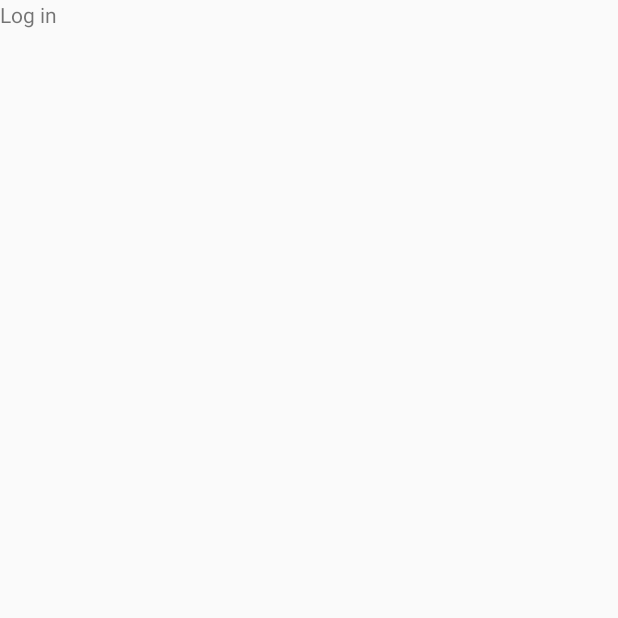
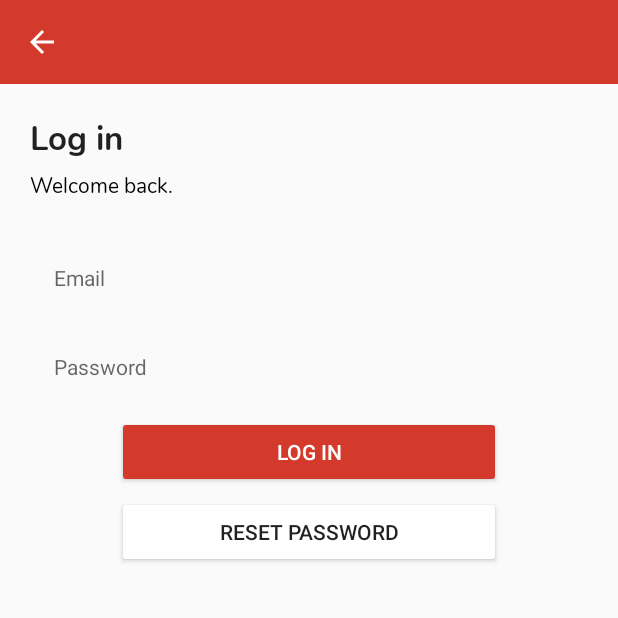
Before and after one commit to lazyvar/gym-rats-android, an Android app: the LoginFragment screen opened through its navigation route, on a phone screen of 412 x 824 dp, the top half of it. Before the commit the part shown is almost empty. Run offline under Robolectric (Android 15) with nearby library versions, the light colour scheme and no system bars; our stand-ins replace data binding.

Commit message:
login layout

```diff
--- a/app/src/main/java/com/hasz/gymrats/app/fragment/LoginFragment.kt
+++ b/app/src/main/java/com/hasz/gymrats/app/fragment/LoginFragment.kt
@@ -5,7 +5,9 @@ import androidx.fragment.app.Fragment
 import android.view.LayoutInflater
 import android.view.View
 import android.view.ViewGroup
+import android.widget.Toast
 import androidx.databinding.DataBindingUtil
+import androidx.navigation.fragment.findNavController
 
 import com.hasz.gymrats.app.R
 import com.hasz.gymrats.app.databinding.FragmentLogInBinding
@@ -18,7 +20,13 @@ class LoginFragment: Fragment() {
     return DataBindingUtil.inflate<FragmentLogInBinding>(
       inflater, R.layout.fragment_log_in, container, false
     ).apply {
+      toolbar.setNavigationOnClickListener {
+        findNavController().popBackStack()
+      }
 
+      loginButton.setOnClickListener {
+
+      }
     }.root
   }
 }
--- a/app/src/main/res/layout/fragment_log_in.xml
+++ b/app/src/main/res/layout/fragment_log_in.xml
@@ -1,15 +1,112 @@
 <?xml version="1.0" encoding="utf-8"?>
-<layout xmlns:android="http://schemas.android.com/apk/res/android">
-    <LinearLayout
+<layout xmlns:tools="http://schemas.android.com/tools"
+    xmlns:app="http://schemas.android.com/apk/res-auto"
+    xmlns:android="http://schemas.android.com/apk/res/android">
+
+    <androidx.constraintlayout.widget.ConstraintLayout
         android:id="@+id/login_fragment"
         android:layout_width="match_parent"
         android:layout_height="match_parent">
 
+        <androidx.appcompat.widget.Toolbar
+            android:id="@+id/toolbar"
+            android:layout_width="match_parent"
+            android:layout_height="wrap_content"
+            android:layout_weight="1"
+            android:background="?attr/colorPrimary"
+            android:minHeight="?attr/actionBarSize"
+            android:theme="?attr/actionBarTheme"
+            app:layout_constraintEnd_toEndOf="parent"
+            app:layout_constraintStart_toStartOf="parent"
+            app:layout_constraintTop_toTopOf="parent"
+            app:navigationIcon="?attr/homeAsUpIndicator" />
+
         <TextView
-            android:id="@+id/textView"
+            android:id="@+id/textView5"
             android:layout_width="wrap_content"
             android:layout_height="wrap_content"
-            android:layout_weight="1"
-            android:text="@string/log_in" />
-    </LinearLayout>
+            android:layout_marginStart="20dp"
+            android:layout_marginTop="20dp"
+            android:fontFamily="@font/nunito_bold"
+            android:text="@string/log_in"
+            android:textAppearance="@style/TextAppearance.AppCompat.Large"
+            app:layout_constraintStart_toStartOf="parent"
+            app:layout_constraintTop_toBottomOf="@+id/toolbar" />
+
+        <TextView
+            android:id="@+id/textView6"
+            android:layout_width="wrap_content"
+            android:layout_height="wrap_content"
+            android:layout_marginStart="20dp"
+            android:layout_marginTop="5dp"
+            android:fontFamily="@font/nunito"
+            android:text="@string/log_in_subtitle"
+            android:textColor="#000"
+            app:layout_constraintStart_toStartOf="parent"
+            app:layout_constraintTop_toBottomOf="@+id/textView5" />
+
+        <com.google.android.material.textfield.TextInputLayout
+            android:id="@+id/email"
+            android:layout_width="match_parent"
+            android:layout_height="54dp"
+            android:layout_marginStart="20dp"
+            android:layout_marginTop="20dp"
+            android:layout_marginEnd="20dp"
+            app:layout_constraintEnd_toEndOf="parent"
+            app:layout_constraintStart_toStartOf="parent"
+            app:layout_constraintTop_toBottomOf="@+id/textView6">
+
+            <com.google.android.material.textfield.TextInputEditText
+                style="@style/Widget.MaterialComponents.TextInputLayout.OutlinedBox"
+                android:layout_width="match_parent"
+                android:layout_height="wrap_content"
+                android:hint="@string/email_hint"
+                android:inputType="none|textEmailAddress" />
+        </com.google.android.material.textfield.TextInputLayout>
+
+        <com.google.android.material.textfield.TextInputLayout
+            android:id="@+id/password"
+            android:layout_width="match_parent"
+            android:layout_height="54dp"
+            android:layout_marginStart="20dp"
+            android:layout_marginTop="5dp"
+            android:layout_marginEnd="20dp"
+            app:layout_constraintEnd_toEndOf="parent"
+            app:layout_constraintStart_toStartOf="parent"
+            app:layout_constraintTop_toBottomOf="@+id/email">
+
+            <com.google.android.material.textfield.TextInputEditText
+                style="@style/Widget.MaterialComponents.TextInputLayout.OutlinedBox"
+                android:layout_width="match_parent"
+                android:layout_height="wrap_content"
+                android:hint="@string/password_hint"
+                android:inputType="none|textPassword" />
+        </com.google.android.material.textfield.TextInputLayout>
+
+        <Button
+            android:id="@+id/loginButton"
+            android:layout_width="256dp"
+            android:layout_height="48dp"
+            android:layout_marginTop="10dp"
+            android:backgroundTint="@color/colorBrand"
+            android:text="@string/log_in_button"
+            android:textColor="@color/colorWhite"
+            app:layout_constraintEnd_toEndOf="parent"
+            app:layout_constraintHorizontal_bias="0.5"
+            app:layout_constraintStart_toStartOf="parent"
+            app:layout_constraintTop_toBottomOf="@+id/password" />
+
+        <Button
+            android:id="@+id/resetPasswordButton"
+            android:layout_width="256dp"
+            android:layout_height="48dp"
+            android:layout_marginTop="5dp"
+            android:backgroundTint="@color/colorWhite"
+            android:text="@string/reset_password"
+            app:layout_constraintEnd_toEndOf="parent"
+            app:layout_constraintHorizontal_bias="0.5"
+            app:layout_constraintStart_toStartOf="parent"
+            app:layout_constraintTop_toBottomOf="@+id/loginButton" />
+
+    </androidx.constraintlayout.widget.ConstraintLayout>
 </layout>
--- a/app/src/main/res/values/strings.xml
+++ b/app/src/main/res/values/strings.xml
@@ -4,4 +4,9 @@
     <string name="get_started">Get started</string>
     <string name="log_in">Log in</string>
     <string name="start_content_description">3 rats standing on a podium</string>
+    <string name="log_in_subtitle">Welcome back.</string>
+    <string name="email_hint">Email</string>
+    <string name="password_hint">Password</string>
+    <string name="log_in_button">Log in</string>
+    <string name="reset_password">Reset password</string>
 </resources>
--- a/app/src/main/res/values/styles.xml
+++ b/app/src/main/res/values/styles.xml
@@ -3,10 +3,10 @@
     <style name="Base.Theme.GymRats" parent="Theme.AppCompat.Light.DarkActionBar">
         <item name="colorPrimary">@color/colorBrand</item>
         <item name="colorOnPrimary">@color/colorWhite</item>
-<!--        <item name="colorPrimaryDark">@color/sunflower_green_700</item>-->
-<!--        <item name="colorOnSurface">@color/sunflower_black</item>-->
-<!--        <item name="colorAccent">@color/sunflower_green_700</item>-->
-<!--        <item name="colorSurface">@color/sunflower_gray_50</item>-->
+        <item name="colorPrimaryDark">@color/colorBrand</item>
+        <item name="colorOnSurface">@color/colorBrand</item>
+        <item name="colorAccent">@color/colorBrand</item>
+        <item name="colorSurface">@color/colorBrand</item>
         <item name="colorSecondary">@color/colorWhite</item>
         <item name="android:colorBackground">@color/colorOffWhite</item>
     </style>
--- a/build.gradle
+++ b/build.gradle
@@ -17,7 +17,7 @@ buildscript {
         ktlintVersion = '0.33.0'
         ktxVersion = '1.0.2'
         lifecycleVersion = '2.2.0-alpha01'
-        materialVersion = '1.1.0-alpha09'
+        materialVersion = '1.1.0'
         navigationVersion = '2.2.0'
         recyclerViewVersion = '1.1.0-alpha05'
         roomVersion = '2.1.0'
```
